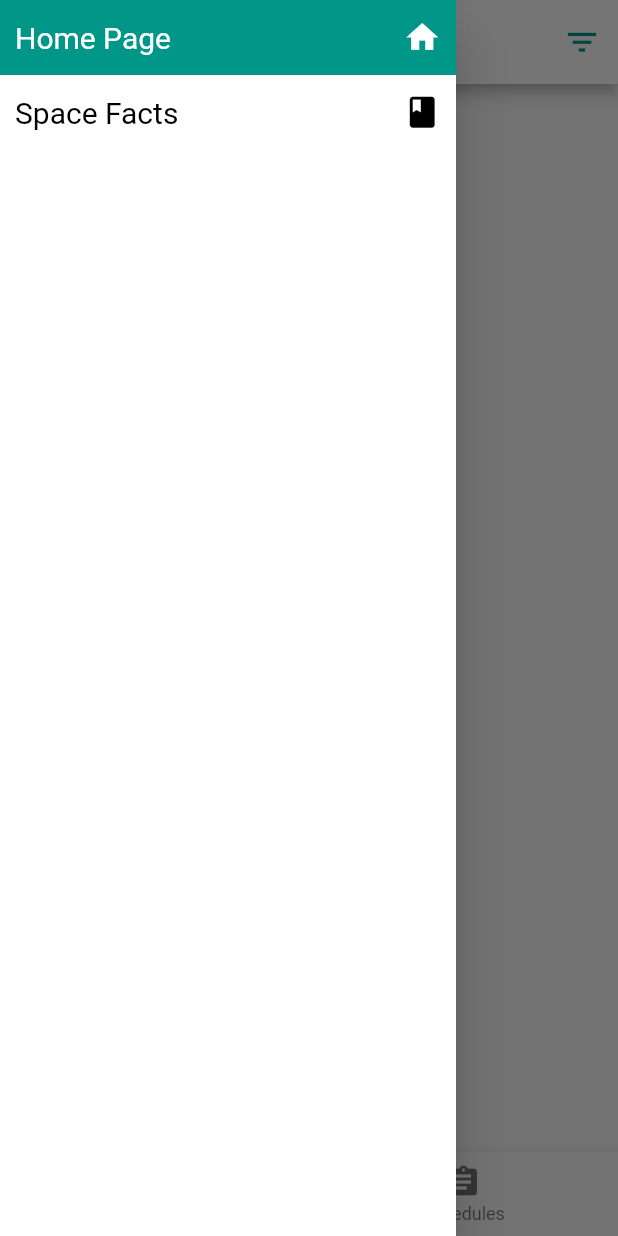
After one commit to DjangoOverloard/exomatter, a Flutter app: the HomePage screen opened directly, with the side drawer open, on a phone screen of 412 x 824 dp. The commit adds this screen. Run offline on Flutter 3.47's test engine with Material 2 defaults, Android fonts, the phone set to English and light mode, and no system bars; our stand-ins replace cloud_firestore, firebase_auth; accounts and stored records are empty.

Commit message:
adding the home page

```diff
--- /dev/null
+++ b/lib/home.dart
@@ -0,0 +1,178 @@
+import 'package:flutter/cupertino.dart';
+import 'package:flutter/material.dart';
+
+var drawerPage = 0;
+
+class HomePage extends StatefulWidget {
+  @override
+  _HomePageState createState() => _HomePageState();
+}
+
+class _HomePageState extends State<HomePage> {
+  var bottomBarPage = 0;
+  GlobalKey<ScaffoldState> scaff = new GlobalKey<ScaffoldState>();
+
+
+  @override
+  void initState() {
+    super.initState();
+  }
+  @override
+  Widget build(BuildContext context) {
+    return Scaffold(
+      key: scaff,
+      drawer: DrawerWidget(
+        update: () {
+          setState(() {});
+          scaff.currentState.openEndDrawer();
+        },
+      ),
+      appBar: AppBar(
+        centerTitle: false,
+        brightness: Brightness.light,
+        backgroundColor: Colors.white,
+        iconTheme: IconThemeData(
+          color: Colors.teal,
+        ),
+        title: Text(
+          drawerPage == 0
+              ? (bottomBarPage == 0 ? 'Recent Posts' : 'Formed Schedules')
+              : 'Space Facts',
+          style: TextStyle(
+            color: Colors.black,
+          ),
+        ),
+        actions: [
+          drawerPage == 0 && bottomBarPage == 0
+              ? IconButton(
+                  icon: Icon(
+                    Icons.filter_list,
+                    size: 25,
+                    color: Theme.of(context).primaryColor,
+                  ),
+                  onPressed: () {
+                    Navigator.of(context).push(CupertinoPageRoute(
+                      builder: (context) => FilterPage(),
+                    ));
+                  },
+                )
+              : SizedBox.shrink(),
+        ],
+      ),
+      body: drawerPage == 0
+          ? (bottomBarPage == 0 ? PostPage() : SchedulePage())
+          : SpaceFacts(),
+      bottomNavigationBar: drawerPage == 0
+          ? BottomNavigationBar(
+              currentIndex: bottomBarPage,
+              onTap: (val) {
+                bottomBarPage = val;
+                setState(() {});
+              },
+              items: List.generate(2, (index) {
+                return BottomNavigationBarItem(
+                    icon: Icon(index == 0 ? Icons.home : Icons.assignment),
+                    title: Text(index == 0 ? 'Posts' : 'Schedules'));
+              }))
+          : null,
+    );
+  }
+}
+
+class DrawerWidget extends StatelessWidget {
+  final update;
+
+  const DrawerWidget({Key key, this.update}) : super(key: key);
+  @override
+  Widget build(BuildContext context) {
+    return Drawer(
+      child: Container(
+        color: Colors.white,
+        child: SafeArea(
+          child: Column(
+            children: [
+              UserBox(),
+              Expanded(
+                child: SingleChildScrollView(
+                  physics: BouncingScrollPhysics(),
+                  child: Column(
+                      children: List.generate(2, (index) {
+                    return GestureDetector(
+                      onTap: () {
+                        drawerPage = index;
+                        update();
+                      },
+                      child: Container(
+                        color: drawerPage == index
+                            ? Colors.teal
+                            : Colors.transparent,
+                        height: 50,
+                        width: double.maxFinite,
+                        child: Padding(
+                          padding: EdgeInsets.only(left: 10, right: 10),
+                          child: Row(
+                            mainAxisAlignment: MainAxisAlignment.spaceBetween,
+                            children: [
+                              Text(index == 0 ? 'Home Page' : 'Space Facts',
+                                  style: TextStyle(
+                                    fontSize: 20,color: drawerPage == index?Colors.white:Colors.black
+                                  )),
+                              Icon(index == 0 ? Icons.home : Icons.book,
+                                  size: 25, color: drawerPage == index?Colors.white:Colors.black,),
+                            ],
+                          ),
+                        ),
+                      ),
+                    );
+                  })),
+                ),
+              ),
+            ],
+          ),
+        ),
+      ),
+    );
+  }
+}
+
+
+class UserBox extends StatelessWidget {
+  @override
+  Widget build(BuildContext context) {
+    return Container(
+
+    );
+  }
+}
+class FilterPage extends StatelessWidget {
+  @override
+  Widget build(BuildContext context) {
+    return Container(
+
+    );
+  }
+}
+class PostPage extends StatelessWidget {
+  @override
+  Widget build(BuildContext context) {
+    return Container(
+
+    );
+  }
+}
+class SchedulePage extends StatelessWidget {
+  @override
+  Widget build(BuildContext context) {
+    return Container(
+
+    );
+  }
+}
+class SpaceFacts extends StatelessWidget {
+  @override
+  Widget build(BuildContext context) {
+    return Container(
+
+    );
+  }
+}
```
Also changed, not shown: lib/homeFuncs.dart (added, +11 -0 lines), lib/main.dart (+2 -16 lines).
